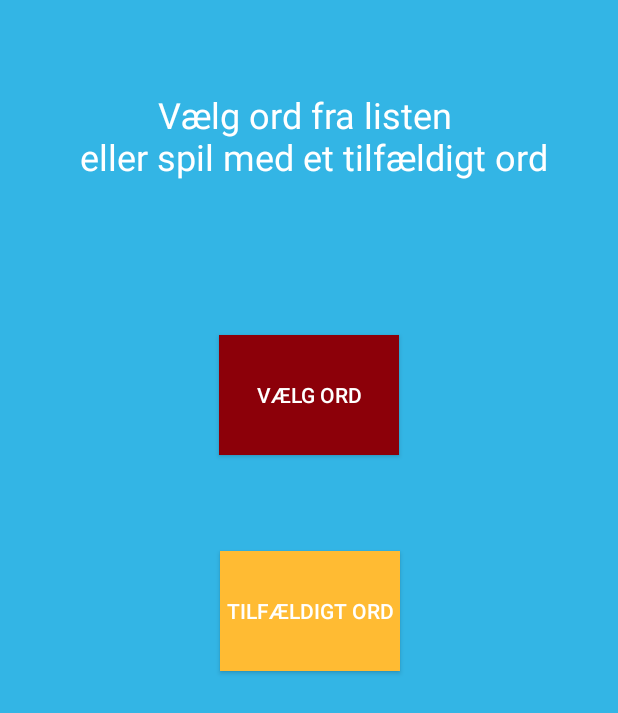
After one commit to Daktapus/simpleHangman, an Android app: the layout activity_spilvalg.xml on its own in the app's theme, with its tools: preview values and no code run, on a phone screen of 412 x 824 dp. The commit adds this screen. Shown: the top 713 px of the screen. Run offline under Robolectric (Android 15) with nearby library versions, the phone set to English and light mode, and no system bars; network calls fail.

Commit message:
Iteration 3 tilføjet SpilvalgActivity men virker ikke

```diff
--- a/app/src/main/java/com/example/benjamindamore/a155891hangman/VundetActivity.java
+++ b/app/src/main/java/com/example/benjamindamore/a155891hangman/VundetActivity.java
@@ -55,7 +55,7 @@ public class VundetActivity extends AppCompatActivity implements View.OnClickLis
     @Override
     public void onClick(View v) {
         if(v==score) {
-            won.setText("Du har vundet");
+            won.setText("Du har vundet!!");
             Intent won = new Intent(VundetActivity.this, ScoreActivity.class);
             this.startActivity(won);
         }
--- /dev/null
+++ b/app/src/main/res/layout/activity_spilvalg.xml
@@ -0,0 +1,59 @@
+<?xml version="1.0" encoding="utf-8"?>
+<android.support.constraint.ConstraintLayout xmlns:android="http://schemas.android.com/apk/res/android"
+    xmlns:app="http://schemas.android.com/apk/res-auto"
+    xmlns:tools="http://schemas.android.com/tools"
+    android:layout_width="match_parent"
+    android:layout_height="match_parent"
+    android:background="@android:color/holo_blue_light"
+    tools:context="com.example.benjamindamore.a155891hangman.SpilvalgActivity"
+    tools:layout_editor_absoluteY="81dp"
+    tools:ignore="MissingDefaultResource">
+
+    <Button
+        android:id="@+id/rand_btn"
+        android:layout_width="120dp"
+        android:layout_height="80dp"
+        android:layout_marginBottom="8dp"
+        android:layout_marginEnd="8dp"
+        android:layout_marginStart="8dp"
+        android:layout_marginTop="64dp"
+        android:background="@android:color/holo_orange_light"
+        android:text="Tilfældigt ord"
+        android:textColor="@android:color/background_light"
+        app:layout_constraintBottom_toBottomOf="parent"
+        app:layout_constraintEnd_toEndOf="parent"
+        app:layout_constraintHorizontal_bias="0.502"
+        app:layout_constraintStart_toStartOf="parent"
+        app:layout_constraintTop_toBottomOf="@+id/liste_btn"
+        app:layout_constraintVertical_bias="0.0" />
+
+    <Button
+        android:id="@+id/liste_btn"
+        android:layout_width="120dp"
+        android:layout_height="80dp"
+        android:layout_marginEnd="8dp"
+        android:layout_marginStart="8dp"
+        android:layout_marginTop="104dp"
+        android:background="?android:attr/colorAccent"
+        android:text="Vælg ord"
+        android:textColor="@android:color/background_light"
+        app:layout_constraintEnd_toEndOf="parent"
+        app:layout_constraintStart_toStartOf="parent"
+        app:layout_constraintTop_toBottomOf="@+id/textView"
+        tools:ignore="NewApi" />
+
+    <TextView
+        android:id="@+id/textView"
+        android:layout_width="wrap_content"
+        android:layout_height="59dp"
+        android:layout_marginEnd="8dp"
+        android:layout_marginStart="8dp"
+        android:layout_marginTop="60dp"
+        android:text="Vælg ord fra listen \n eller spil med et tilfældigt ord"
+        android:textAlignment="center"
+        android:textColor="@android:color/background_light"
+        android:textSize="24sp"
+        app:layout_constraintEnd_toEndOf="parent"
+        app:layout_constraintStart_toStartOf="parent"
+        app:layout_constraintTop_toTopOf="parent" />
+</android.support.constraint.ConstraintLayout>
--- a/app/src/main/res/values/strings.xml
+++ b/app/src/main/res/values/strings.xml
@@ -1,5 +1,5 @@
 <resources>
-    <string name="app_name">s155891 - Hangman</string>
+    <string name="app_name">s155891 Benjamin Galgeleg</string>
 
     <string name="s_t_IDandName">Z. A. Benjamin Damore - s155891</string>
     <string name="s_t_aflevering_2">Hangman</string>
```
Also changed, not shown: app/src/main/java/com/example/benjamindamore/a155891hangman/SpilvalgActivity.java (added, +98 -0 lines), app/src/main/java/com/example/benjamindamore/a155891hangman/galgelegLogik.java (+9 -0 lines).
